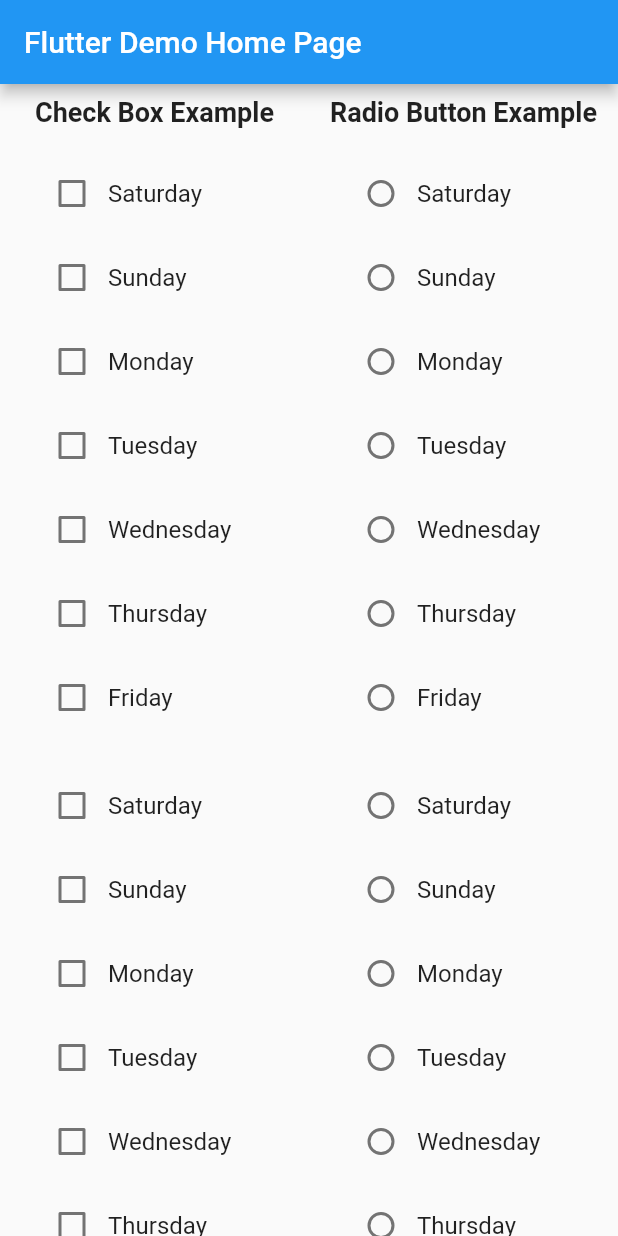
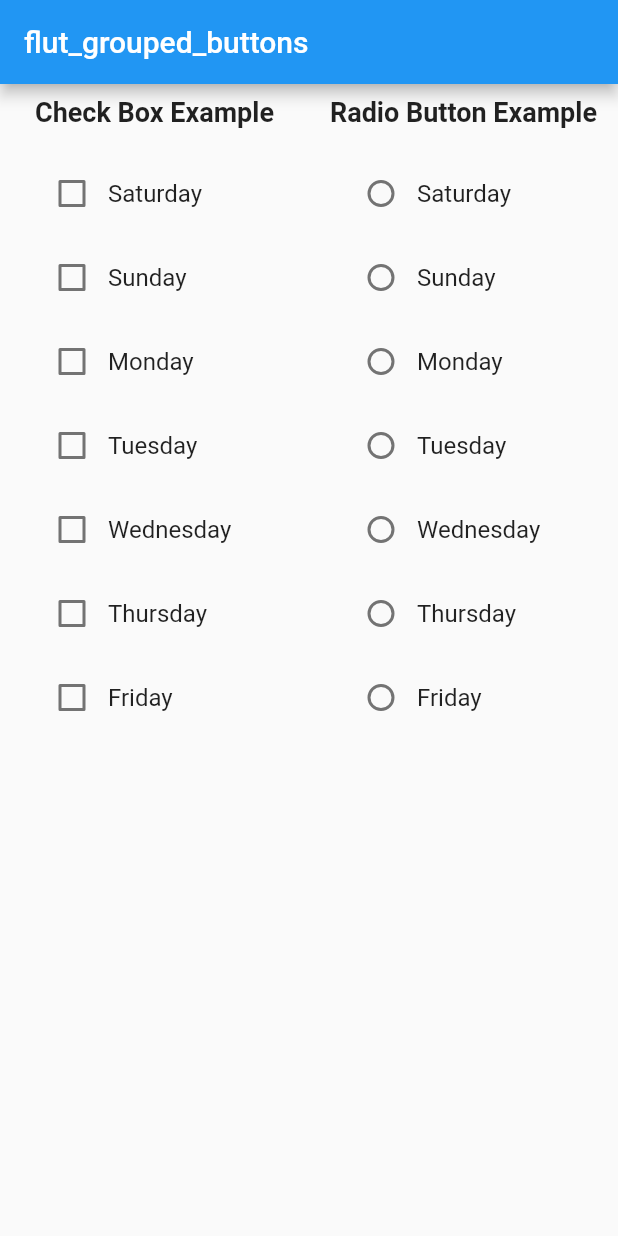
Before and after one commit to mahmoudelgharabawi/flut_grouped_buttons, a Flutter app: the screen it shows after launch, on a phone screen of 412 x 824 dp. Run offline on Flutter 3.47's test engine with Material 2 defaults, Android fonts, the phone set to English and light mode, and no system bars.

Commit message:
updates documentation

```diff
--- a/example/lib/main.dart
+++ b/example/lib/main.dart
@@ -16,7 +16,7 @@ class MyApp extends StatelessWidget {
       theme: ThemeData(
         primarySwatch: Colors.blue,
       ),
-      home: const MyHomePage(title: 'Flutter Demo Home Page'),
+      home: const MyHomePage(title: 'flut_grouped_buttons'),
     );
   }
 }
@@ -66,23 +66,23 @@ class _MyHomePageState extends State<MyHomePage> {
                       onChanged: (value) => print(value),
                     ),
                   ),
-                  Padding(
-                    padding: const EdgeInsets.all(8.0),
-                    child: FlutGroupedButtons<Map<String, String>>(
-                      idKey: 'id',
-                      valueKey: 'result',
-                      data: const [
-                        {"id": 'id1', "result": "Saturday"},
-                        {"id": 'id2', "result": "Sunday"},
-                        {"id": 'id3', "result": "Monday"},
-                        {"id": 'id4', "result": "Tuesday"},
-                        {"id": 'id5', "result": "Wednesday"},
-                        {"id": 'id6', "result": "Thursday"},
-                        {"id": 'id7', "result": "Friday"},
-                      ],
-                      onChanged: (value) => print(value),
-                    ),
-                  ),
+                  // Padding(
+                  //   padding: const EdgeInsets.all(8.0),
+                  //   child: FlutGroupedButtons<Map<String, String>>(
+                  //     idKey: 'id',
+                  //     valueKey: 'name',
+                  //     data: const [
+                  //       {"id": 'id1', "name": "Saturday"},
+                  //       {"id": 'id2', "name": "Sunday"},
+                  //       {"id": 'id3', "name": "Monday"},
+                  //       {"id": 'id4', "name": "Tuesday"},
+                  //       {"id": 'id5', "name": "Wednesday"},
+                  //       {"id": 'id6', "name": "Thursday"},
+                  //       {"id": 'id7', "name": "Friday"},
+                  //     ],
+                  //     onChanged: (id) => print(id),
+                  //   ),
+                  // ),
                 ],
               ),
             ),
@@ -113,24 +113,24 @@ class _MyHomePageState extends State<MyHomePage> {
                       onChanged: (value) => print(value),
                     ),
                   ),
-                  Padding(
-                    padding: const EdgeInsets.all(8.0),
-                    child: FlutGroupedButtons<Map<String, String>>(
-                      isRadio: true,
-                      idKey: 'id',
-                      valueKey: 'result',
-                      data: const [
-                        {"id": 'id1', "result": "Saturday"},
-                        {"id": 'id2', "result": "Sunday"},
-                        {"id": 'id3', "result": "Monday"},
-                        {"id": 'id4', "result": "Tuesday"},
-                        {"id": 'id5', "result": "Wednesday"},
-                        {"id": 'id6', "result": "Thursday"},
-                        {"id": 'id7', "result": "Friday"},
-                      ],
-                      onChanged: (value) => print(value),
-                    ),
-                  ),
+                  // Padding(
+                  //   padding: const EdgeInsets.all(8.0),
+                  //   child: FlutGroupedButtons<Map<String, String>>(
+                  //     isRadio: true,
+                  //     idKey: 'id',
+                  //     valueKey: 'name',
+                  //     data: const [
+                  //       {"id": 'id1', "name": "Saturday"},
+                  //       {"id": 'id2', "name": "Sunday"},
+                  //       {"id": 'id3', "name": "Monday"},
+                  //       {"id": 'id4', "name": "Tuesday"},
+                  //       {"id": 'id5', "name": "Wednesday"},
+                  //       {"id": 'id6', "name": "Thursday"},
+                  //       {"id": 'id7', "name": "Friday"},
+                  //     ],
+                  //     onChanged: (value) => print(value),
+                  //   ),
+                  // ),
                 ],
               ),
             )
--- a/pubspec.yaml
+++ b/pubspec.yaml
@@ -1,6 +1,6 @@
 name: flut_grouped_buttons
 description: CheckBox And RadioButton Made Easy To Use With Flutter.
-version: 0.0.6
+version: 0.0.7
 homepage: https://github.com/mahmoudelgharabawi/flut_grouped_buttons
 
 environment:
```
Also changed, not shown: 1 other file.
